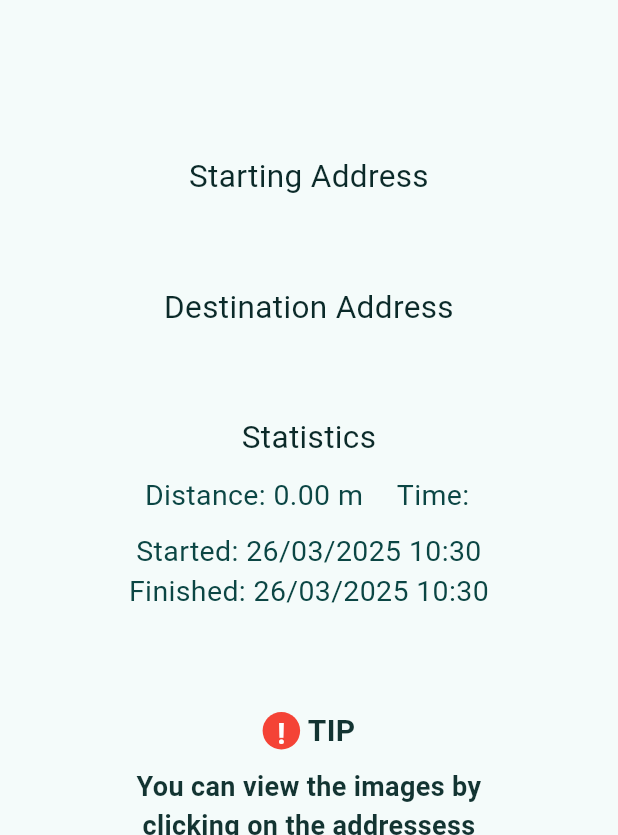
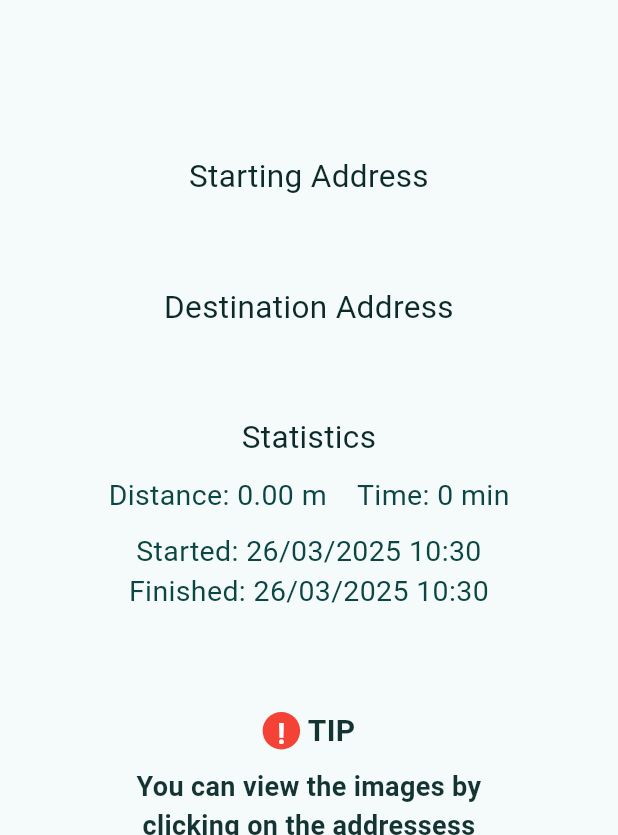
Before and after one commit to swiftmg0d/TravelGuard, a Flutter app: the HistoryDetailsScreen screen opened directly with empty values, on a phone screen of 412 x 824 dp, the part 401-1236 px from its top. Run offline on Flutter 3.47's test engine with Material 3 defaults, Android fonts, the phone set to English and light mode, and no system bars; our stand-ins replace cloud_firestore, firebase_auth, firebase_core, firebase_remote_config, flutter_local_notifications, geolocator and 6 more; missing offline and left inert: cyrtranslit, flutter_osm_plugin; accounts and stored records are empty; Roboto replaces fonts that are missing (Staatliches); project files that could hold a hidden picture were left out.

Commit message:
fix: time not showing in history details

```diff
--- a/lib/screens/map_screen.dart
+++ b/lib/screens/map_screen.dart
@@ -39,6 +39,7 @@ class _MapScreenState extends State<MapScreen>
       )).listen((Position position) {
         if (mapState.sendNotifications) {
           MapUtils.checkRadiusUpdate(position, mapState, mapState.controller);
+
         }
       });
     });
--- a/lib/widgets/history_deatails/history_details_statistics.dart
+++ b/lib/widgets/history_deatails/history_details_statistics.dart
@@ -59,7 +59,8 @@ class HistoryDetailsStatistics extends StatelessWidget {
                         fontSize: 19, color: Color.fromARGB(255, 11, 70, 68)),
                     textAlign: TextAlign.center),
                 const SizedBox(width: 20),
-                Text("Time: ${widget.markerHistory.duration}",
+                Text(
+                    "Time: ${HistoryUtils.timeFromTo(widget.markerHistory.started, widget.markerHistory.finished)}",
                     style: GoogleFonts.staatliches(
                         fontSize: 19, color: Color.fromARGB(255, 11, 70, 68)),
                     textAlign: TextAlign.center),
```
Also changed, not shown: 17 other files.
